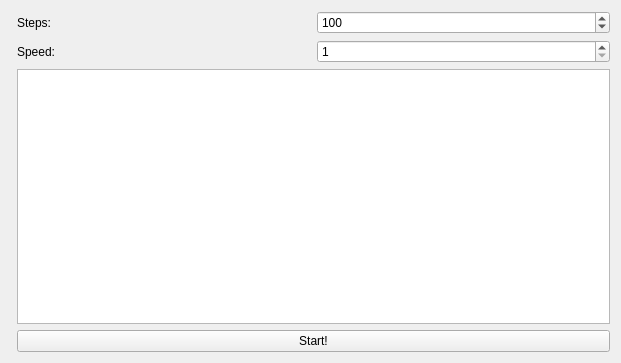
Qt form mainwindow.ui (coderford/langtons-ant) before a commit.
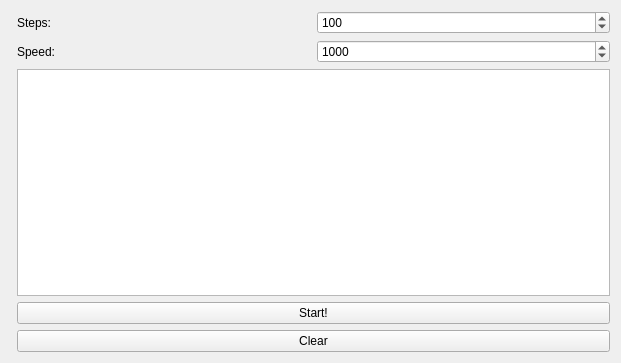
The same form after that commit. Custom widgets are drawn as their Qt base class.

Commit message: add better rule visualisation and a clear button

Diff of the .ui file:
```diff
--- a/mainwindow.ui
+++ b/mainwindow.ui
@@ -83,7 +83,10 @@
              <number>1</number>
             </property>
             <property name="maximum">
-             <number>10000</number>
+             <number>50000</number>
+            </property>
+            <property name="value">
+             <number>1000</number>
             </property>
            </widget>
           </item>
@@ -124,6 +127,13 @@
           </property>
          </widget>
         </item>
+        <item>
+         <widget class="QPushButton" name="btn_clear">
+          <property name="text">
+           <string>Clear</string>
+          </property>
+         </widget>
+        </item>
        </layout>
       </item>
      </layout>
```
The commit also changes 4 other files.
